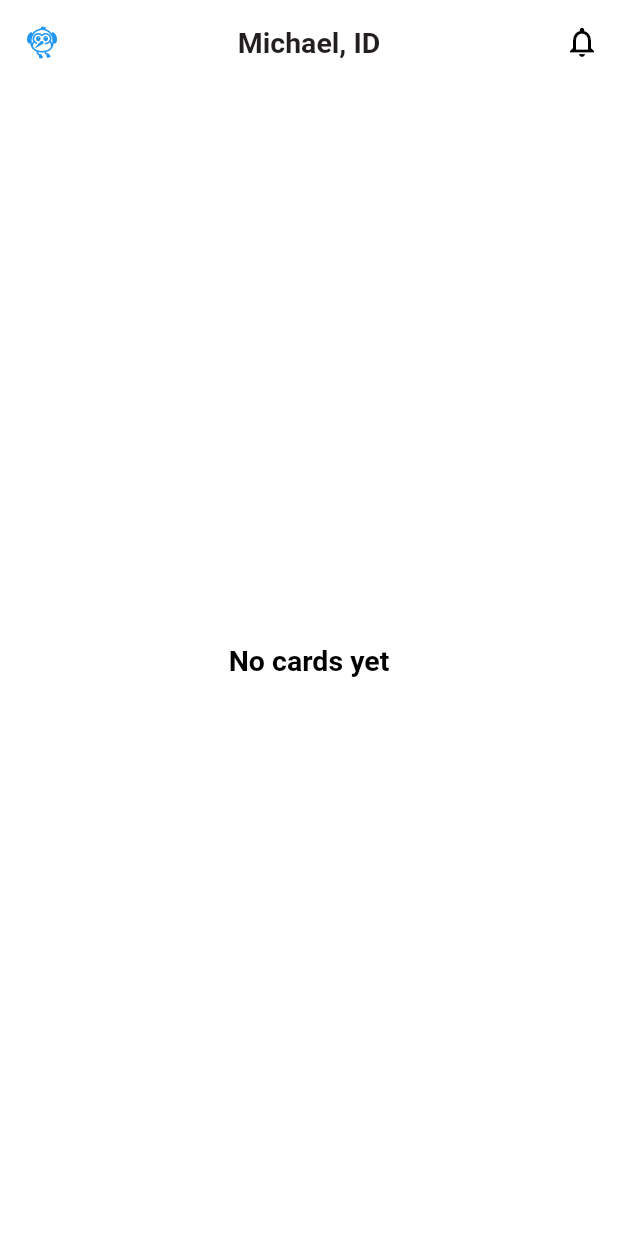
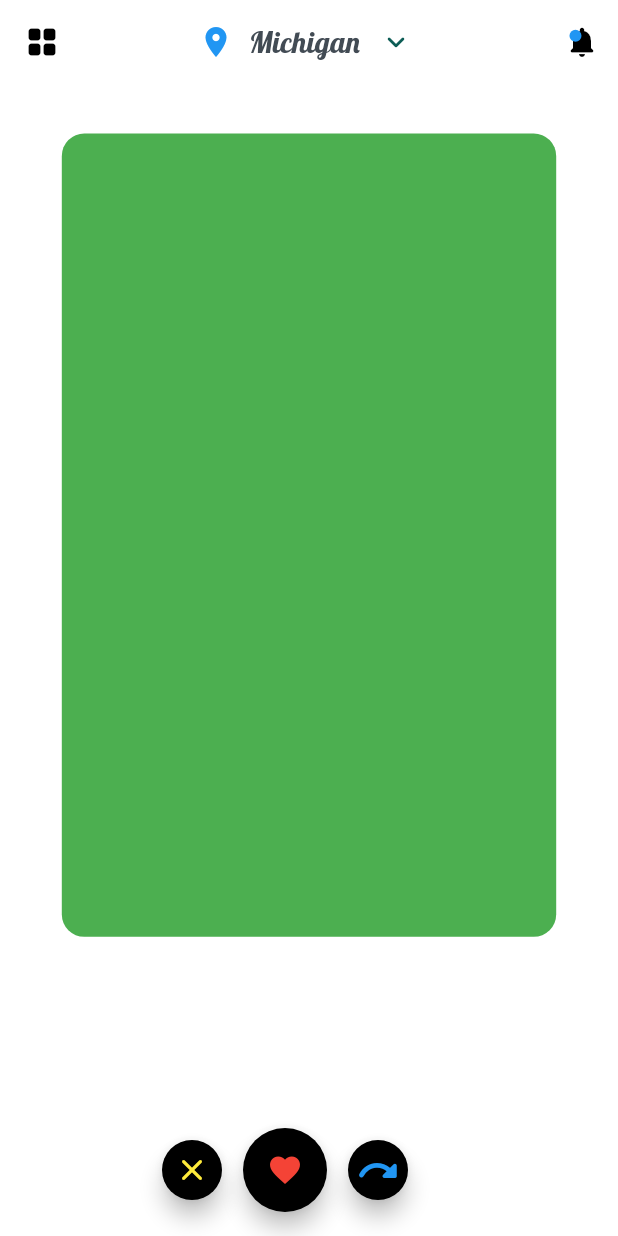
Before and after one commit to DARLINGTON-CG/MEET, a Flutter app: the HomePage screen opened directly, on a phone screen of 412 x 824 dp. Run offline on Flutter 3.47's test engine with Material 2 defaults, Android fonts, the phone set to English and light mode, and no system bars; our stand-ins replace bloc, equatable, firebase_auth, firebase_core, flutter_bloc, formz and 3 more; missing offline and left inert: flow_builder; accounts and stored records are empty; Roboto replaces fonts that are missing (Alegreya).

Commit message:
main page skeleton half complete

```diff
--- /dev/null
+++ b/meet/lib/constants/constant_values.dart
@@ -0,0 +1,4 @@
+
+//Swipe Card Constants
+const pi = 3.14;
+const swipeSpread = 0.0872665;
--- a/meet/lib/presentation_layer/home/pages/homepage.dart
+++ b/meet/lib/presentation_layer/home/pages/homepage.dart
@@ -2,7 +2,7 @@ import 'package:flutter/material.dart';
 import 'package:google_fonts/google_fonts.dart';
 import 'package:meet/business_logic/app_bloc/app_bloc.dart';
 import 'package:flutter_bloc/flutter_bloc.dart';
-import 'package:font_awesome_flutter/font_awesome_flutter.dart';
+import 'package:meet/presentation_layer/home/widgets/swipe_cards.dart';
 
 class HomePage extends StatelessWidget {
   const HomePage({Key? key}) : super(key: key);
@@ -11,27 +11,124 @@ class HomePage extends StatelessWidget {
 
   @override
   Widget build(BuildContext context) {
-
     return Scaffold(
       appBar: AppBar(
-        title: Text('Michael, ID',style:  GoogleFonts.alegreya(color:const Color(0xFF231F20), fontSize: 19,fontWeight: FontWeight.bold),),
+        title: Row(
+          mainAxisAlignment: MainAxisAlignment.center,
+          children: [
+            const Icon(
+              Icons.location_on,
+              color: Colors.blue,
+            ),
+            const SizedBox(
+              width: 10,
+            ),
+            Text(
+              'Michigan',
+              style: GoogleFonts.lobster(
+                  color: const Color(0xFF424B54), fontSize: 20),
+            ),
+            IconButton(
+                onPressed: () {},
+                splashColor: Colors.transparent,
+                focusColor: Colors.transparent,
+                highlightColor: Colors.transparent,
+                hoverColor: Colors.transparent,
+                disabledColor: Colors.grey,
+                icon: const Icon(
+                  Icons.expand_more_rounded,
+                  color: Color(0xFF0D5D56),
+                ))
+          ],
+        ),
         backgroundColor: Colors.white,
         centerTitle: true,
         elevation: 0.0,
-        leading:IconButton(onPressed: (){}, icon:  const Icon(
-                Icons.flutter_dash_sharp,
-                color: Colors.blue,
-              )),
-
+        leading: IconButton(
+            onPressed: () {},
+            icon: const Icon(
+              Icons.grid_view_rounded,
+              color: Colors.black,
+            )),
         actions: <Widget>[
-          IconButton(
-            key: const Key('homePage_logout_iconButton'),
-            icon: const Icon(Icons.notifications_outlined,color: Colors.black,),
-            onPressed: () => context.read<AppBloc>().add(AppLogoutRequested()),
-          )
+          Stack(
+            alignment: Alignment.center,
+            children: [
+              IconButton(
+                icon: const Icon(
+                  Icons.notifications_rounded,
+                  color: Colors.black,
+                ),
+                onPressed: () {},
+              ),
+              Positioned(
+                top: MediaQuery.of(context).size.height * 0.024,
+                left: MediaQuery.of(context).size.width * 0.038,
+                child: Container(
+                  width: 8,
+                  height: 8,
+                  decoration: const BoxDecoration(
+                      color: Colors.blue, shape: BoxShape.circle),
+                ),
+              )
+            ],
+          ),
         ],
       ),
-      body: Center(child: Text('No cards yet',style:  GoogleFonts.alegreya(color: Colors.black, fontSize: 19,fontWeight: FontWeight.bold),),
-      ));
+      body: Align(
+        alignment: Alignment.topCenter,
+        child: Container(
+          margin:
+              EdgeInsets.only(top: MediaQuery.of(context).size.height * 0.04),
+          width: MediaQuery.of(context).size.width * 0.8,
+          height: MediaQuery.of(context).size.height * 0.65,
+          decoration: BoxDecoration(
+            color: Colors.green,
+            borderRadius: BorderRadius.circular(15),
+          ),
+        ),
+      ),
+      floatingActionButton: Row(
+        mainAxisAlignment: MainAxisAlignment.center,
+        children: [
+          FloatingActionButton(
+            onPressed: () {},
+            mini: true,
+            key: UniqueKey(),
+            backgroundColor: Colors.black,
+            child: const Icon(
+              Icons.close_rounded,
+              color: Colors.yellow,
+            ),
+          ),
+          const SizedBox(
+            width: 10,
+          ),
+          FloatingActionButton(
+            onPressed: () {},
+            key: UniqueKey(),
+            backgroundColor: Colors.black,
+            child: const Icon(
+              Icons.favorite,
+              color: Colors.red,
+            ),
+          ),
+          const SizedBox(
+            width: 10,
+          ),
+          FloatingActionButton(
+            onPressed: () {},
+            key: UniqueKey(),
+            backgroundColor: Colors.black,
+            mini: true,
+            child: const Icon(
+              Icons.redo_rounded,
+              color: Colors.blue,
+              size: 30,
+            ),
+          ),
+        ],
+      ),
+    );
   }
 }
```
Also changed, not shown: meet/lib/presentation_layer/home/widgets/swipe_cards.dart (added, +329 -0 lines), meet/lib/presentation_layer/home/widgets/swipe_data_holder.dart (added, +26 -0 lines).
